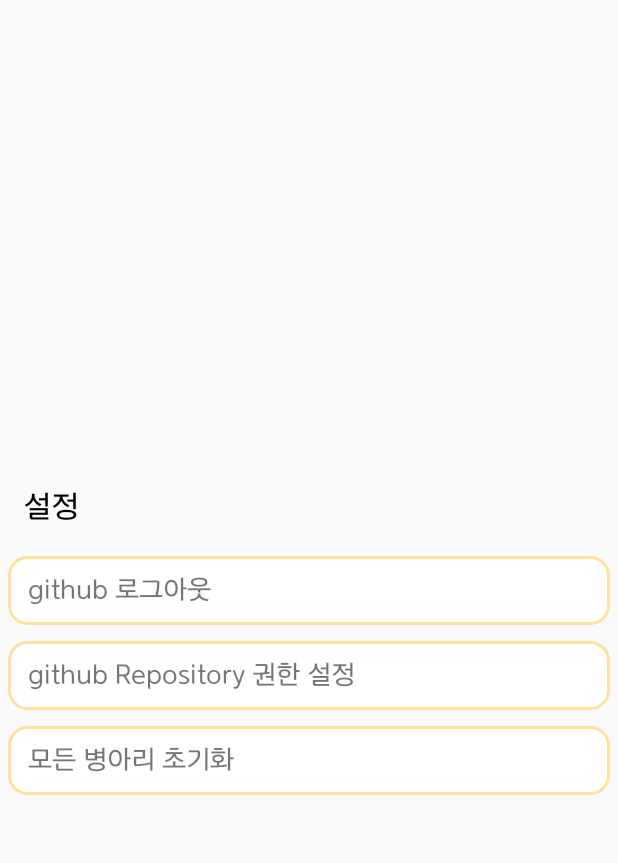
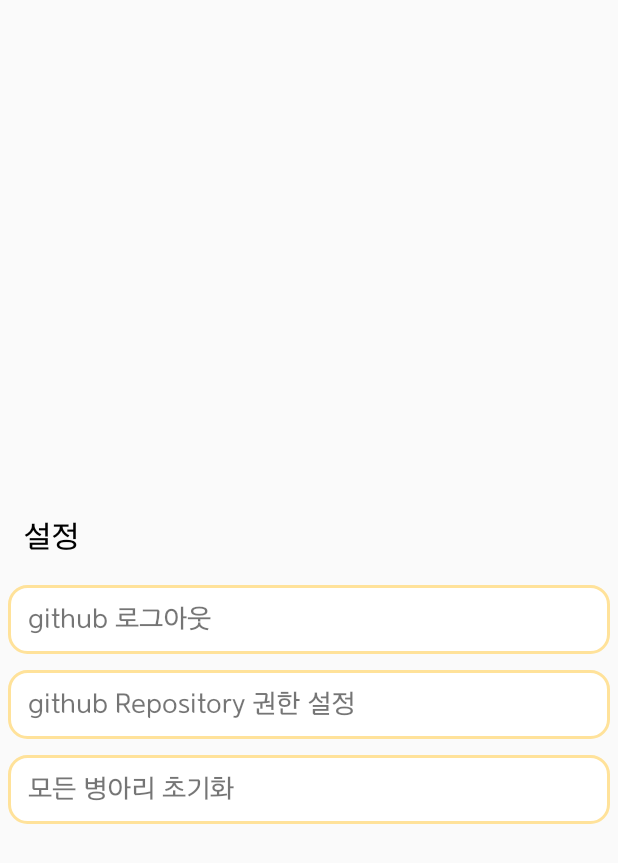
Before and after one commit to KPUCE2021SP/hummingbird, an Android app: the SettingActivity screen opened directly, with no data from a screen before it, on a phone screen of 412 x 824 dp. Shown: the top 863 px of the screen. Run offline under Robolectric (Android 15) with nearby library versions, the phone set to English and light mode, and no system bars; our stand-ins replace Picasso; network calls fail; pictures from the network do not load.

Commit message:
쫌쫌따리

```diff
--- a/MyApplication2/app/src/main/res/layout/activity_setting.xml
+++ b/MyApplication2/app/src/main/res/layout/activity_setting.xml
@@ -8,6 +8,7 @@
 
     <androidx.constraintlayout.widget.ConstraintLayout
         android:id="@+id/constraintLayout"
+        android:layout_marginTop="20dp"
         android:layout_width="match_parent"
         android:layout_height="wrap_content"
         app:layout_constraintEnd_toEndOf="parent"
--- a/MyApplication2/app/src/main/res/layout/error_popup.xml
+++ b/MyApplication2/app/src/main/res/layout/error_popup.xml
@@ -1,10 +1,12 @@
 <?xml version="1.0" encoding="utf-8"?>
 <LinearLayout xmlns:android="http://schemas.android.com/apk/res/android"
     android:orientation="vertical" android:layout_width="match_parent"
-    android:layout_height="match_parent">
+    android:layout_height="match_parent"
+    android:background="@drawable/button_round_outline">
 
     <TextView
         android:id="@+id/error_title"
+        android:fontFamily="@font/font_title"
         android:layout_width="wrap_content"
         android:layout_height="wrap_content"
         android:layout_marginTop="20dp"
```
